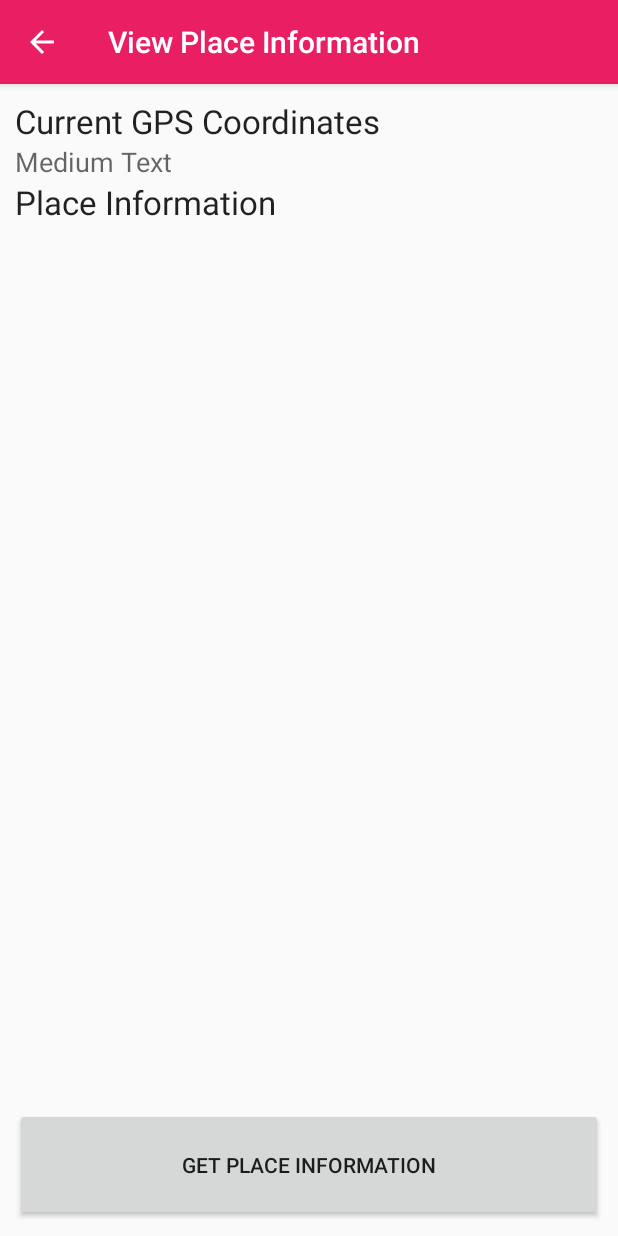
After one commit to amzuchowicz/Info-Go, an Android app: the PlaceDetailActivity screen opened directly, with no data from a screen before it, on a phone screen of 412 x 824 dp. The commit adds this screen. Run offline under Robolectric (Android 15) with nearby library versions, the phone set to English and light mode, and no system bars; 2 statements that could not run were skipped.

```diff
--- a/app/build.gradle
+++ b/app/build.gradle
@@ -30,7 +30,6 @@ dependencies {
     //compile 'com.android.support:support-v4:23.4.0'
     //compile 'com.android.support:recyclerview-v7:23.4.0'
     //compile 'com.android.support:design:23.4.0'
-    compile 'com.google.android.gms:play-services-maps:9.4.0'
-    compile 'com.google.android.gms:play-services-location:9.4.0'
+    compile 'com.google.android.gms:play-services:9.4.0'
 
 }
--- a/app/src/main/java/com/sdstf/info_go/ItemDetailMapFragment.java
+++ b/app/src/main/java/com/sdstf/info_go/ItemDetailMapFragment.java
@@ -146,7 +146,7 @@ public class ItemDetailMapFragment extends Fragment implements ConnectionCallbac
 
     @Override
     public View onCreateView(LayoutInflater inflater, ViewGroup container, Bundle savedInstanceState) {
-        View rootView = inflater.inflate(R.layout.map_item_detail, container, false);
+        View rootView = inflater.inflate(R.layout.fragment_locations_detail, container, false);
 
         // Show the dummy content as text in a TextView.
      //   if (mItem != null) {
--- /dev/null
+++ b/app/src/main/java/com/sdstf/info_go/PlaceDetailActivity.java
@@ -0,0 +1,66 @@
+package com.sdstf.info_go;
+
+import android.app.Activity;
+import android.content.Intent;
+import android.os.Bundle;
+
+import android.support.v7.app.AppCompatActivity;
+import android.view.MenuItem;
+
+/**
+ * An activity representing a single Item detail screen. This
+ * activity is only used on handset devices. On tablet-size devices,
+ * item details are presented side-by-side with a list of items
+ * in a {@link ItemListActivity}.
+ * <p/>
+ * This activity is mostly just a 'shell' activity containing nothing
+ * more than a {@link ItemDetailFragment}.
+ */
+public class PlaceDetailActivity extends AppCompatActivity {
+
+    @Override
+    protected void onCreate(Bundle savedInstanceState) {
+        super.onCreate(savedInstanceState);
+        setContentView(R.layout.activity_item_detail);
+
+        // Show the Up button in the action bar.
+        //getActionBar().setDisplayHomeAsUpEnabled(true);
+
+        // savedInstanceState is non-null when there is fragment state
+        // saved from previous configurations of this activity
+        // (e.g. when rotating the screen from portrait to landscape).
+        // In this case, the fragment will automatically be re-added
+        // to its container so we don't need to manually add it.
+        // For more information, see the Fragments API guide at:
+        //
+        // http://developer.android.com/guide/components/fragments.html
+        //
+        if (savedInstanceState == null) {
+            // Create the detail fragment and add it to the activity
+            // using a fragment transaction.
+            Bundle arguments = new Bundle();
+            arguments.putString(PlaceDetailFragment.ARG_ITEM_ID, getIntent().getStringExtra(PlaceDetailFragment.ARG_ITEM_ID));
+
+            PlaceDetailFragment placeFragment = new PlaceDetailFragment();
+            placeFragment.setArguments(arguments);
+
+            getFragmentManager().beginTransaction().add(R.id.item_detail_container, placeFragment).commit();
+        }
+    }
+
+    @Override
+    public boolean onOptionsItemSelected(MenuItem item) {
+        int id = item.getItemId();
+        if (id == android.R.id.home) {
+            // This ID represents the Home or Up button. In the case of this
+            // activity, the Up button is shown. For
+            // more details, see the Navigation pattern on Android Design:
+            //
+            // http://developer.android.com/design/patterns/navigation.html#up-vs-back
+            //
+            navigateUpTo(new Intent(this, ItemListActivity.class));
+            return true;
+        }
+        return super.onOptionsItemSelected(item);
+    }
+}
--- /dev/null
+++ b/app/src/main/java/com/sdstf/info_go/PlaceDetailFragment.java
@@ -0,0 +1,136 @@
+package com.sdstf.info_go;
+
+import android.os.Bundle;
+import android.app.Fragment;
+import android.provider.Settings;
+import android.support.annotation.NonNull;
+import android.view.LayoutInflater;
+import android.view.View;
+import android.view.ViewGroup;
+import android.widget.Button;
+import android.widget.TextView;
+
+import com.google.android.gms.common.ConnectionResult;
+import com.google.android.gms.common.api.GoogleApiClient;
+import com.google.android.gms.common.api.PendingResult;
+import com.google.android.gms.common.api.ResultCallback;
+import com.google.android.gms.location.LocationServices;
+import com.google.android.gms.location.places.PlaceLikelihood;
+import com.google.android.gms.location.places.PlaceLikelihoodBuffer;
+import com.google.android.gms.location.places.Places;
+import com.google.android.gms.vision.text.Text;
+import com.sdstf.info_go.dummy.DummyContent;
+
+/**
+ * A fragment representing a single Item detail screen.
+ * This fragment is either contained in a {@link ItemListActivity}
+ * in two-pane mode (on tablets) or a {@link ItemDetailActivity}
+ * on handsets.
+ */
+public class PlaceDetailFragment extends Fragment implements GoogleApiClient.OnConnectionFailedListener {
+    /**
+     * The fragment argument representing the item ID that this fragment
+     * represents.
+     */
+    public static final String ARG_ITEM_ID = "item_id";
+
+    /**
+     * The dummy content this fragment is presenting.
+     */
+    private DummyContent.DummyItem mItem;
+
+    /**
+     * Mandatory empty constructor for the fragment manager to instantiate the
+     * fragment (e.g. upon screen orientation changes).
+     */
+
+    private GoogleApiClient mGoogleApiClient;
+
+
+    public PlaceDetailFragment() {
+    }
+
+    public void onStart() {
+        mGoogleApiClient.connect();
+        super.onStart();
+    }
+
+    public void onStop() {
+        mGoogleApiClient.disconnect();
+        super.onStop();
+    }
+
+    @Override
+    public void onCreate(Bundle savedInstanceState) {
+        super.onCreate(savedInstanceState);
+
+        //if (getArguments().containsKey(ARG_ITEM_ID)) {
+            // Load the dummy content specified by the fragment
+            // arguments. In a real-world scenario, use a Loader
+            // to load content from a content provider.
+            //mItem = DummyContent.ITEM_MAP.get(getArguments().getString(ARG_ITEM_ID));
+        //}
+    }
+
+    @Override
+    public View onCreateView(LayoutInflater inflater, ViewGroup container, Bundle savedInstanceState) {
+        View rootView = inflater.inflate(R.layout.fragment_place_detail, container, false);
+
+        // Show the dummy content as text in a TextView.
+        //if (mItem != null) {
+            //((TextView) rootView.findViewById(R.id.item_detail)).setText(mItem.content);
+        //}
+
+        final TextView tvPlaceInfo = (TextView) rootView.findViewById(R.id.tvPlaceInfo);
+        final TextView tcGPS = (TextView) rootView.findViewById(R.id.tvGPS);
+
+        if(mGoogleApiClient == null) {
+            mGoogleApiClient = new GoogleApiClient
+                    .Builder(getActivity())
+                    //.addConnectionCallbacks(this)
+                    //.addApi(LocationServices.API)
+                    //.addApi(Places.GEO_DATA_API)
+                    .addApi(Places.PLACE_DETECTION_API)
+                    //.enableAutoManage(getActivity(), this)
+                    .build();
+        }
+        Button btnPlaceInfo = (Button) rootView.findViewById(R.id.btnPlaceInfo);
+        btnPlaceInfo.setOnClickListener(new View.OnClickListener() {
+            @Override
+            public void onClick(View v) {
+                PendingResult<PlaceLikelihoodBuffer> currentPlace = null;
+                try {
+                    currentPlace = Places.PlaceDetectionApi.getCurrentPlace(mGoogleApiClient, null);
+                }
+                catch (SecurityException se) {
+                    System.out.println("Please grant permission for location services!");
+                }
+
+                if (currentPlace != null) {
+                    currentPlace.setResultCallback(new ResultCallback<PlaceLikelihoodBuffer>() {
+                        @Override
+                        public void onResult(@NonNull PlaceLikelihoodBuffer placeLikelihoods) {
+                            String placeInfo = "";
+                            for(PlaceLikelihood placeLikelihood : placeLikelihoods) {
+                                //System.out.println(placeLikelihood.getPlace().getName());
+                                placeInfo = placeInfo + "> " + placeLikelihood.getPlace().getName() + "\n";
+                            }
+                            placeInfo = placeInfo.substring(0, placeInfo.length() - 1); // remove last \n
+                            tvPlaceInfo.setText(placeInfo);
+                            placeLikelihoods.release();
+                        }
+                    });
+                }
+                else {
+                    System.out.println("Failed to get place info!");
+                }
+            }
+        });
+        return rootView;
+    }
+
+    @Override
+    public void onConnectionFailed(@NonNull ConnectionResult connectionResult) {
+
+    }
+}
--- a/app/src/main/java/com/sdstf/info_go/dummy/DummyContent.java
+++ b/app/src/main/java/com/sdstf/info_go/dummy/DummyContent.java
@@ -25,9 +25,9 @@ public class DummyContent {
 
     static {
         // Add 3 sample items.
-        addItem(new DummyItem("1", "Locations"));
-        addItem(new DummyItem("2", "Item 2"));
-        addItem(new DummyItem("3", "Item 3"));
+        addItem(new DummyItem("1", "Record & View Locations"));
+        addItem(new DummyItem("2", "View Place Information"));
+        addItem(new DummyItem("3", "Geofencing Around Hot Spots"));
         addItem(new DummyItem("4", "Item 4"));
     }
 
--- a/app/src/main/res/layout/map_item_detail.xml
+++ b/app/src/main/res/layout/fragment_locations_detail.xml
@@ -1,5 +1,5 @@
 <RelativeLayout xmlns:android="http://schemas.android.com/apk/res/android"
-    android:id="@+id/item_mapdetail_container"
+    android:id="@+id/locations_detail_container"
     android:layout_width="match_parent"
     android:layout_height="match_parent"
     android:orientation="vertical">
--- /dev/null
+++ b/app/src/main/res/layout/fragment_place_detail.xml
@@ -0,0 +1,60 @@
+<?xml version="1.0" encoding="utf-8"?>
+<RelativeLayout xmlns:android="http://schemas.android.com/apk/res/android"
+    android:id="@+id/place_detail_container"
+    android:layout_width="match_parent"
+    android:layout_height="match_parent"
+    android:padding="10dp">
+
+
+    <TextView
+        android:layout_width="wrap_content"
+        android:layout_height="wrap_content"
+        android:textAppearance="?android:attr/textAppearanceLarge"
+        android:text="Current GPS Coordinates"
+        android:id="@+id/textView"
+        android:layout_alignParentTop="true"
+        android:layout_alignParentStart="true" />
+
+    <TextView
+        android:layout_width="wrap_content"
+        android:layout_height="wrap_content"
+        android:textAppearance="?android:attr/textAppearanceMedium"
+        android:text="Medium Text"
+        android:id="@+id/tvGPS"
+        android:layout_below="@+id/textView"
+        android:layout_alignParentStart="true" />
+
+    <TextView
+        android:layout_width="wrap_content"
+        android:layout_height="wrap_content"
+        android:textAppearance="?android:attr/textAppearanceLarge"
+        android:text="Place Information"
+        android:id="@+id/textView3"
+        android:layout_below="@+id/tvGPS"
+        android:layout_alignParentStart="true" />
+
+    <ScrollView
+        android:layout_width="match_parent"
+        android:layout_height="match_parent"
+        android:layout_below="@+id/textView3"
+        android:layout_above="@+id/btnPlaceInfo">
+    <TextView
+        android:layout_width="wrap_content"
+        android:layout_height="wrap_content"
+        android:textAppearance="?android:attr/textAppearanceMedium"
+        android:text=""
+        android:id="@+id/tvPlaceInfo"
+        android:layout_below="@+id/textView3"
+        android:layout_alignParentStart="true" />
+
+    </ScrollView>
+
+    <Button
+        android:layout_width="wrap_content"
+        android:layout_height="75dp"
+        android:text="Get Place Information"
+        android:id="@+id/btnPlaceInfo"
+        android:layout_alignParentBottom="true"
+        android:layout_alignParentStart="true"
+        android:layout_alignParentEnd="true" />
+</RelativeLayout>
```
Also changed, not shown: app/src/main/AndroidManifest.xml (+17 -1 lines), app/src/main/java/com/sdstf/info_go/ItemListActivity.java (+12 -2 lines).
